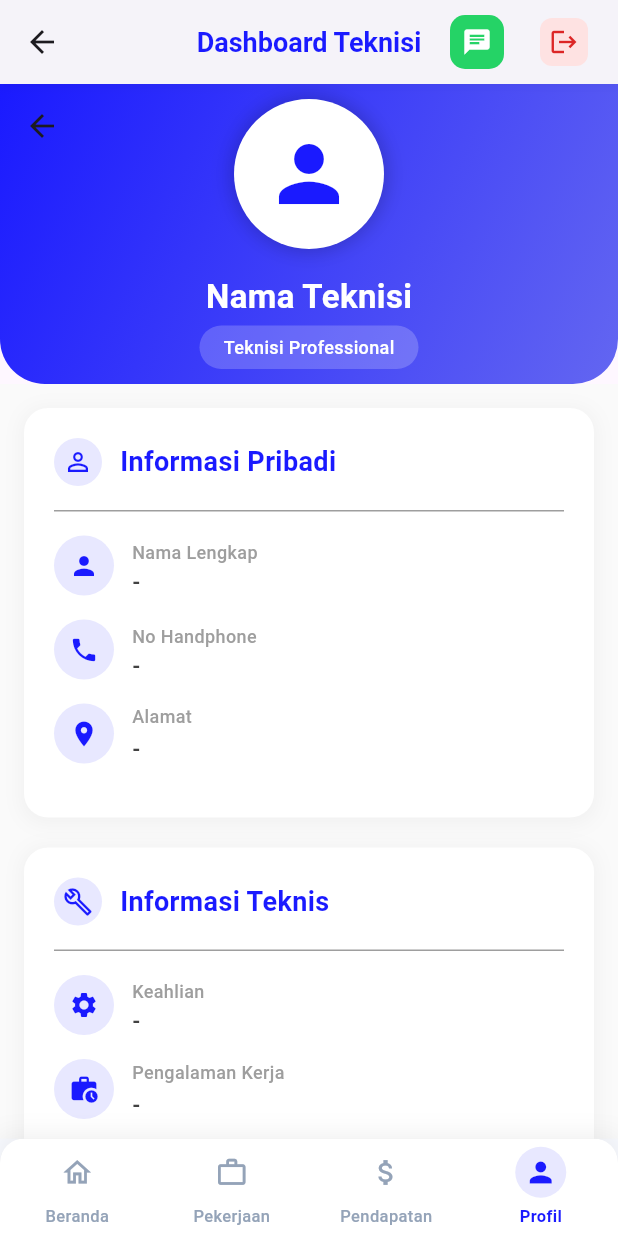
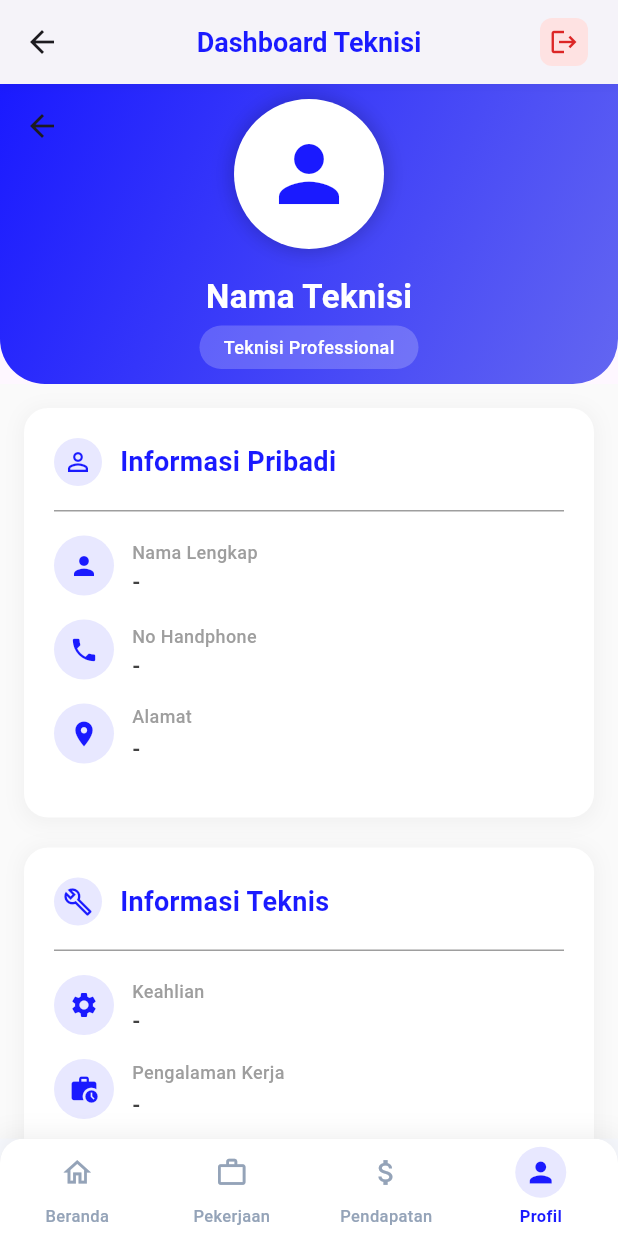
Before and after one commit to vivilestari86/sibos_app, a Flutter app: the TeknisiHomeScreen screen opened by its route, item 4 of the bottom bar chosen, on a phone screen of 412 x 824 dp. Run offline on Flutter 3.47's test engine with Material 3 defaults, Android fonts, the phone set to English and light mode, and no system bars; our stand-ins replace app_links, cached_network_image, file_picker, image_picker, shared_preferences, webview_flutter; accounts and stored records are empty; network calls fail.

Commit message:
bismillah last update

```diff
--- a/lib/config.dart
+++ b/lib/config.dart
@@ -1,8 +1,8 @@
 import 'package:shared_preferences/shared_preferences.dart';
 
 class AppConfig {
-  static const String baseUrl = "http://192.168.1.14:8000/api";
-  static const String imageBaseUrl = "http://192.168.1.14:8000/storage";
+  static const String baseUrl = "http://192.168.1.8:8000/api";
+  static const String imageBaseUrl = "http://192.168.1.8:8000/storage";
 
   static String token = "";
 
--- a/lib/screens/teknisi_home_screen.dart
+++ b/lib/screens/teknisi_home_screen.dart
@@ -38,11 +38,7 @@ class _TeknisiHomeScreenState extends State<TeknisiHomeScreen> {
     });
   }
 
-  // Fungsi untuk WhatsApp
-  void _launchWhatsApp() {
-    // TODO: Implement WhatsApp API
-    print('WhatsApp button pressed');
-  }
+
 
   // Fungsi untuk logout
   void _logout() {
@@ -67,21 +63,7 @@ class _TeknisiHomeScreenState extends State<TeknisiHomeScreen> {
         ),
         centerTitle: true,
         actions: [
-          // Tombol WhatsApp
-          Container(
-            margin: const EdgeInsets.only(right: 8),
-            child: IconButton(
-              icon: Container(
-                padding: const EdgeInsets.all(8),
-                decoration: BoxDecoration(
-                  color: const Color(0xFF25D366),
-                  borderRadius: BorderRadius.circular(10),
-                ),
-                child: const Icon(Icons.chat, color: Colors.white, size: 20),
-              ),
-              onPressed: _launchWhatsApp,
-            ),
-          ),
+
           // Tombol Logout
           Container(
             margin: const EdgeInsets.only(right: 12),
--- a/pubspec.yaml
+++ b/pubspec.yaml
@@ -42,6 +42,7 @@ dependencies:
   midtrans_sdk: ^1.1.0
   webview_flutter: ^4.4.2
   app_links: ^3.5.1
+
 
   # The following adds the Cupertino Icons font to your application.
   # Use with the CupertinoIcons class for iOS style icons.
```
Also changed, not shown: lib/screens/edit_profile_teknisi_screen.dart (+6 -24 lines), lib/screens/sedang_dikerjakan_screen.dart (+84 -16 lines), lib/services/auth_service.dart (+5 -2 lines), 1 other file.
